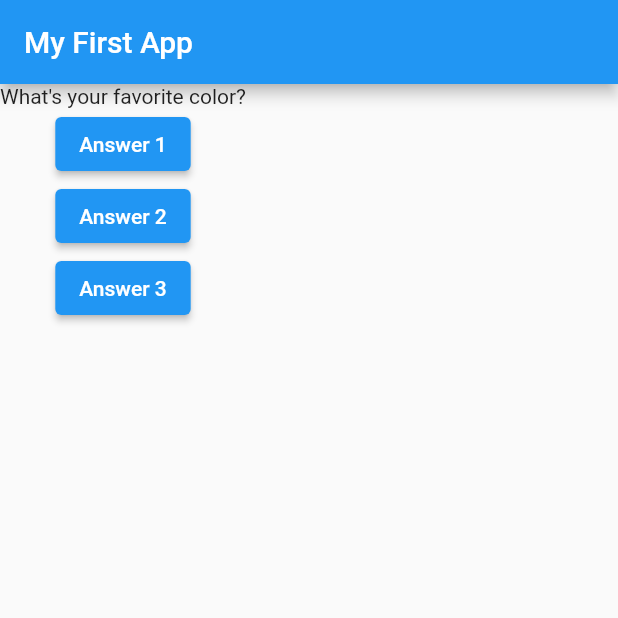
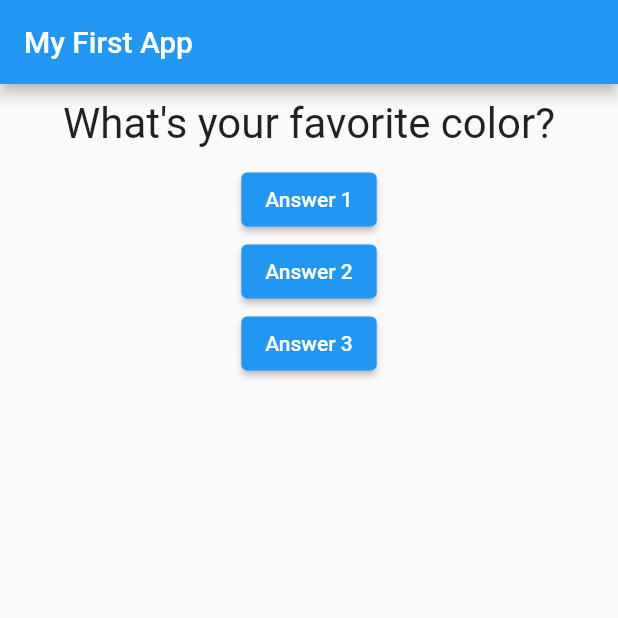
Before and after one commit to yusoofsh/demind, a Flutter app: the screen it shows after launch, on a phone screen of 412 x 824 dp, the top half of it. Run offline on Flutter 3.47's test engine with Material 2 defaults, Android fonts, the phone set to English and light mode, and no system bars.

Commit message:
feat(basics): :sparkles: custom StatelessWidget

```diff
--- a/basics/lib/main.dart
+++ b/basics/lib/main.dart
@@ -1,4 +1,6 @@
 import 'package:flutter/material.dart';
+
+import 'question.dart';
 
 void main() => runApp(MyApp());
 
@@ -32,8 +34,8 @@
         ),
         body: Column(
           children: [
-            Text(
-              questions[_questionIndex],
+            Question(
+              questionText: questions[_questionIndex],
             ),
             ElevatedButton(
               child: Text('Answer 1'),
--- /dev/null
+++ b/basics/lib/question.dart
@@ -0,0 +1,20 @@
+import 'package:flutter/material.dart';
+
+class Question extends StatelessWidget {
+  const Question({required this.questionText});
+
+  final String questionText;
+
+  @override
+  Widget build(context) {
+    return Container(
+      width: double.infinity,
+      margin: EdgeInsets.all(10),
+      child: Text(
+        questionText,
+        style: TextStyle(fontSize: 28),
+        textAlign: TextAlign.center,
+      ),
+    );
+  }
+}
```
Also changed, not shown: 1 other file.
